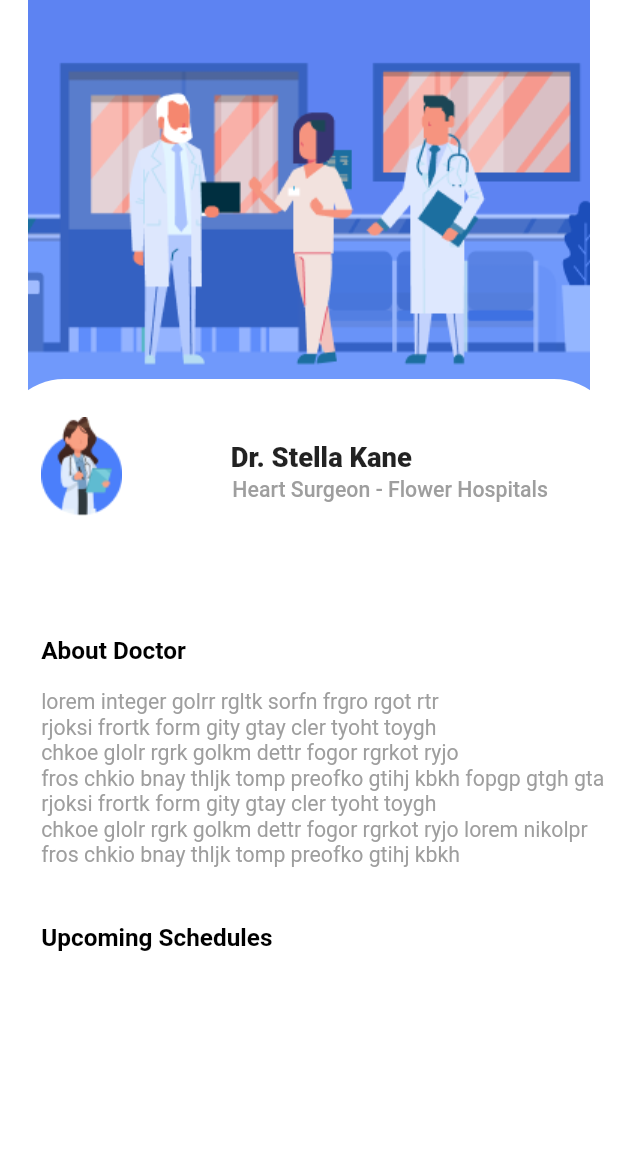
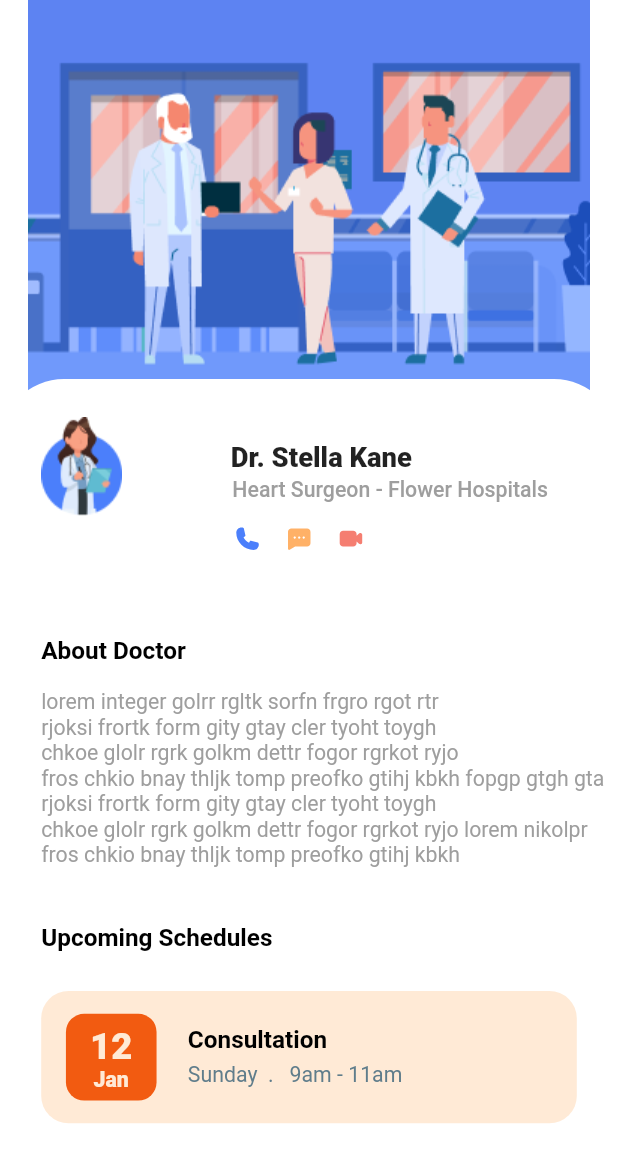
Before and after one commit to chakibdzm/DoctorAPP-Ui, a Flutter app: the ProfileDoc screen opened directly, on a phone screen of 412 x 824 dp. Shown: the top 1162 px of the screen. Run offline on Flutter 3.47's test engine with Material 2 defaults, Android fonts, the phone set to English and light mode, and no system bars; our stand-ins replace flutter_svg; Roboto replaces fonts that are missing (GTWalsheimPro).

```diff
--- a/lib/Screens/profile/Profile_doctor.dart
+++ b/lib/Screens/profile/Profile_doctor.dart
@@ -1,5 +1,6 @@
 import 'package:doctor/size_config.dart';
 import 'package:flutter/material.dart';
+import 'package:flutter_svg/flutter_svg.dart';
 
 class ProfileDoc extends StatefulWidget {
   const ProfileDoc({Key? key}) : super(key: key);
@@ -17,17 +18,14 @@ class _ProfileDocState extends State<ProfileDoc> {
       body: Stack(
         clipBehavior: Clip.none,
         children: [
-
           Positioned(
             child: Container(
               width: getWidth(375),
-
               child: Center(
                 child: Image.asset(
                   'assets/illustrations/Illustration1.png',
                 ),
               ),
-
             ),
             top: 0,
           ),
@@ -44,21 +42,23 @@ class _ProfileDocState extends State<ProfileDoc> {
                   ),
                 ),
               ),
-              Positioned(child: Text('Dr. Stella Kane',
+              Positioned(
+                child: Text(
+                  'Dr. Stella Kane',
                   style: TextStyle(
-                fontSize: getHeight(18),
-                fontWeight: FontWeight.w900
-              ),),
+                      fontSize: getHeight(18), fontWeight: FontWeight.w900),
+                ),
                 left: getWidth(140),
                 top: getHeight(41),
               ),
-              Positioned(child: Image.asset('assets/illustrations/5 1.png'),
-
+              Positioned(
+                child: Image.asset('assets/illustrations/5 1.png'),
                 left: getWidth(25),
                 top: getHeight(25),
               ),
-
-              Positioned(child: Text('Heart Surgeon - Flower Hospitals',
+              Positioned(
+                child: Text(
+                  'Heart Surgeon - Flower Hospitals',
                   style: TextStyle(
                     fontWeight: FontWeight.w500,
                     fontSize: getHeight(14),
@@ -68,18 +68,21 @@ class _ProfileDocState extends State<ProfileDoc> {
                 left: getWidth(141),
                 top: getHeight(65),
               ),
-              Positioned(child: Text('About Doctor',
+              Positioned(
+                child: Text(
+                  'About Doctor',
                   style: TextStyle(
                     fontSize: getHeight(16),
                     fontWeight: FontWeight.w700,
                     color: Colors.black,
-
-
-              ),),
+                  ),
+                ),
                 left: getWidth(25),
                 top: getHeight(169),
               ),
-              Positioned(child: Text('lorem integer golrr rgltk sorfn frgro rgot rtr \n'
+              Positioned(
+                child: Text(
+                  'lorem integer golrr rgltk sorfn frgro rgot rtr \n'
                   'rjoksi frortk form gity gtay cler tyoht toygh \n'
                   'chkoe glolr rgrk golkm dettr fogor rgrkot ryjo \n'
                   'fros chkio bnay thljk tomp preofko gtihj kbkh fopgp gtgh gta \n'
@@ -95,20 +98,96 @@ class _ProfileDocState extends State<ProfileDoc> {
                 left: getWidth(25),
                 top: getHeight(204),
               ),
-
-
-
-
-Positioned(child: Text('Upcoming Schedules',
+              Positioned(
+                child: Text(
+                  'Upcoming Schedules',
                   style: TextStyle(
                     fontSize: getHeight(16),
                     fontWeight: FontWeight.w700,
                     color: Colors.black,
-
-  ),),
+                  ),
+                ),
                 left: getWidth(25),
                 top: getHeight(358),
               ),
+              Positioned(child: Stack(
+                children: [
+                  Positioned(
+                      child: Container(
+                        height: getHeight(87),
+                        width: getWidth(325),
+                        decoration:
+                        BoxDecoration(color: Color(0xFFFFEAD6),
+                            borderRadius: BorderRadius.circular(getHeight(18))
+                        ),
+                      )),
+                  Positioned(child: Container(
+                    height: getHeight(57),
+                    width: getWidth(55),
+                    decoration: BoxDecoration(
+                        color: Color(0xF3F15407),
+                        borderRadius: BorderRadius.circular(getHeight(12))
+                    ),
+                    child: Center(
+                      child: Column(
+                        children: [
+                          SizedBox(height: getHeight(7),),
+                          Text('12',
+                            style: TextStyle(
+                              color: Color(0xFFFFEAD6),
+                              fontWeight: FontWeight.w900,
+                              fontSize: getHeight(24),
+                            ),),
+                          Text('Jan',
+                            style: TextStyle(
+                              color: Color(0xFFFFEAD6),
+                              fontWeight: FontWeight.w900,
+                              fontSize: getHeight(14),
+                            ),),
+                        ],
+                      ),
+                    ),
+                  ),
+                  left: getWidth(15),
+                  top: getHeight(15),),
+                  Positioned(child: Text('Consultation',
+                  style: TextStyle(
+                    fontSize: getHeight(16),
+                    fontWeight: FontWeight.w700,
+                    color: Colors.black
+                  ),
+                  ),
+                  left: getWidth(89),
+                  top: getHeight(23),),
+                  Positioned(child: Text('Sunday  .   9am - 11am',
+                  style: TextStyle(
+                    fontWeight: FontWeight.w400,
+                    fontSize: getHeight(14),
+                    color: Colors.blueGrey
+                  ),
+                  ),
+                  left: getWidth(89),
+                    top: getHeight(47),
+                  )
+
+                ],
+              ),
+                left: getWidth(25),
+                top: getHeight(402),
+              ),
+
+              Positioned(child: Row(children: [
+                InkWell(child: SvgPicture.asset('assets/illustrations/phone 1.svg'),),
+                SizedBox(width: getWidth(15),),
+                InkWell(child: SvgPicture.asset('assets/illustrations/message-square 1.svg'),),
+                SizedBox(width: getWidth(15),),
+                InkWell(child: SvgPicture.asset('assets/illustrations/Layer 2.svg'),),
+
+
+              ],),
+              left: getWidth(142),
+                top: getHeight(96),
+              )
 
             ]),
             top: getHeight(249),
```
Also changed, not shown: assets/illustrations/Layer 2.svg (added), assets/illustrations/message-square 1.svg (added), assets/illustrations/phone 1.svg (added). Lines whose indentation alone changed are shown as unchanged.
